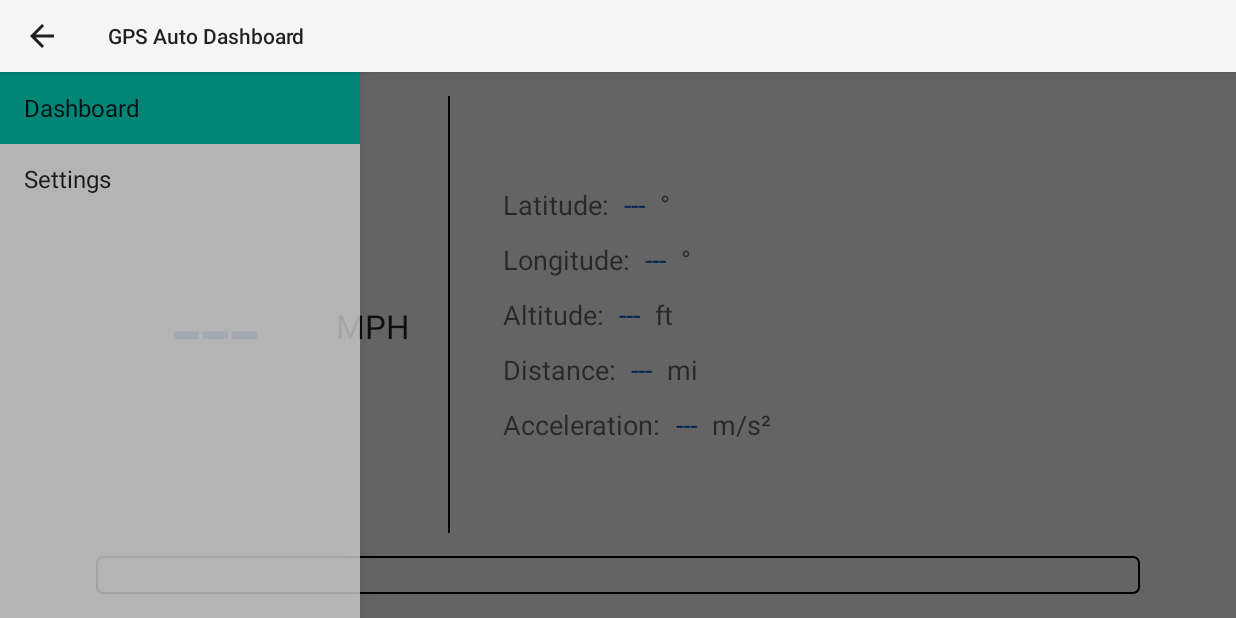
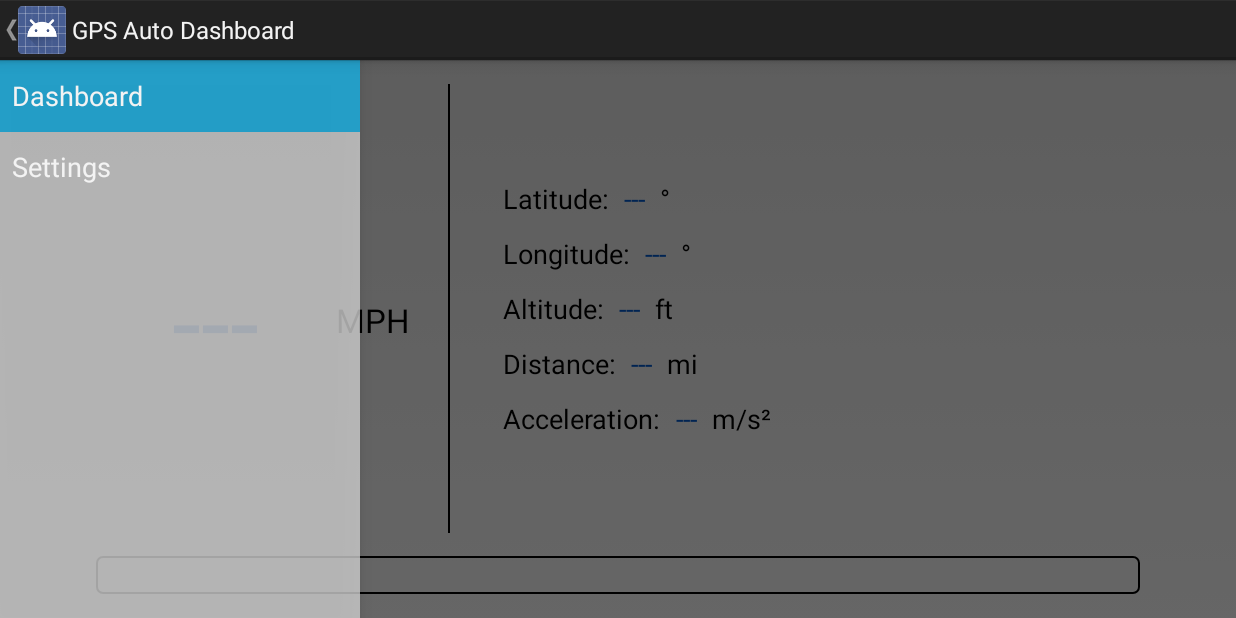
Before and after one commit to zacharyr/gps-auto-dashboard, an Android app: the screen it shows after launch (MainActivity), on a phone screen of 824 x 412 dp (held sideways). Run offline under Robolectric (Android 15) with nearby library versions, the phone set to English and light mode, and no system bars; 2 statements that could not run were skipped.

Commit message:
Fixed API 21 crash due to material theme

```diff
--- a/app/src/main/res/values-v21/styles.xml
+++ b/app/src/main/res/values-v21/styles.xml
@@ -1,5 +1,5 @@
 <?xml version="1.0" encoding="utf-8"?>
 <resources>
-    <style name="AppTheme" parent="android:Theme.Material.Light">
-    </style>
+    <!--<style name="AppTheme" parent="android:Theme.Material.Light">
+    </style>-->
 </resources>
```
Also changed, not shown: 2 other files.
